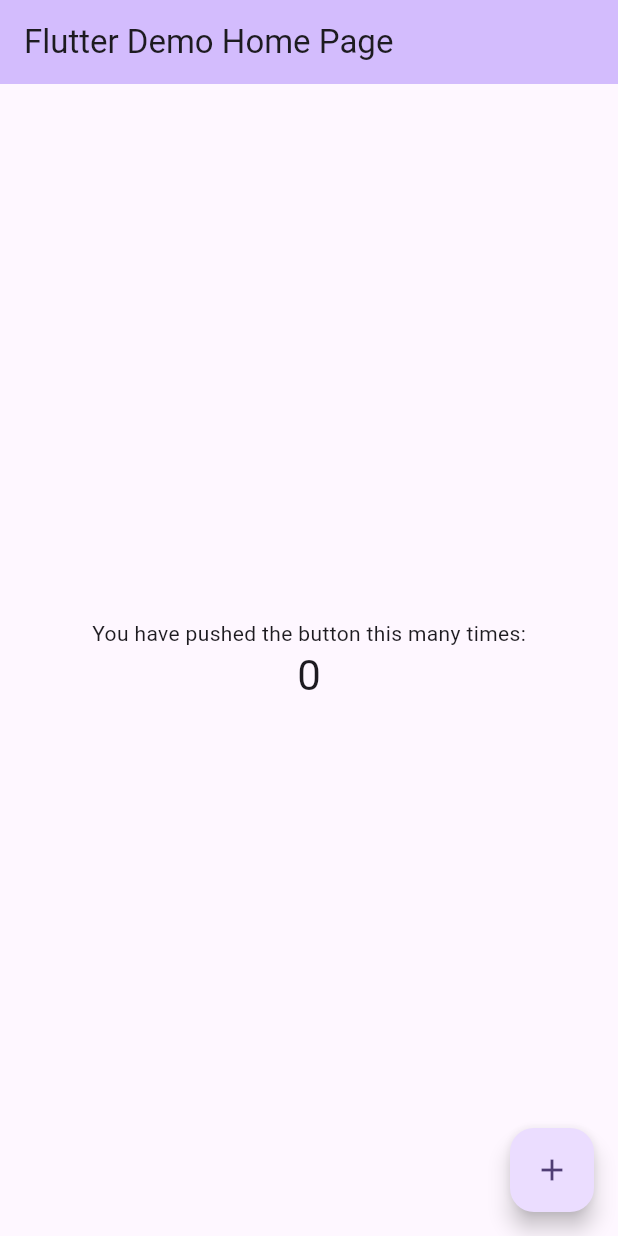
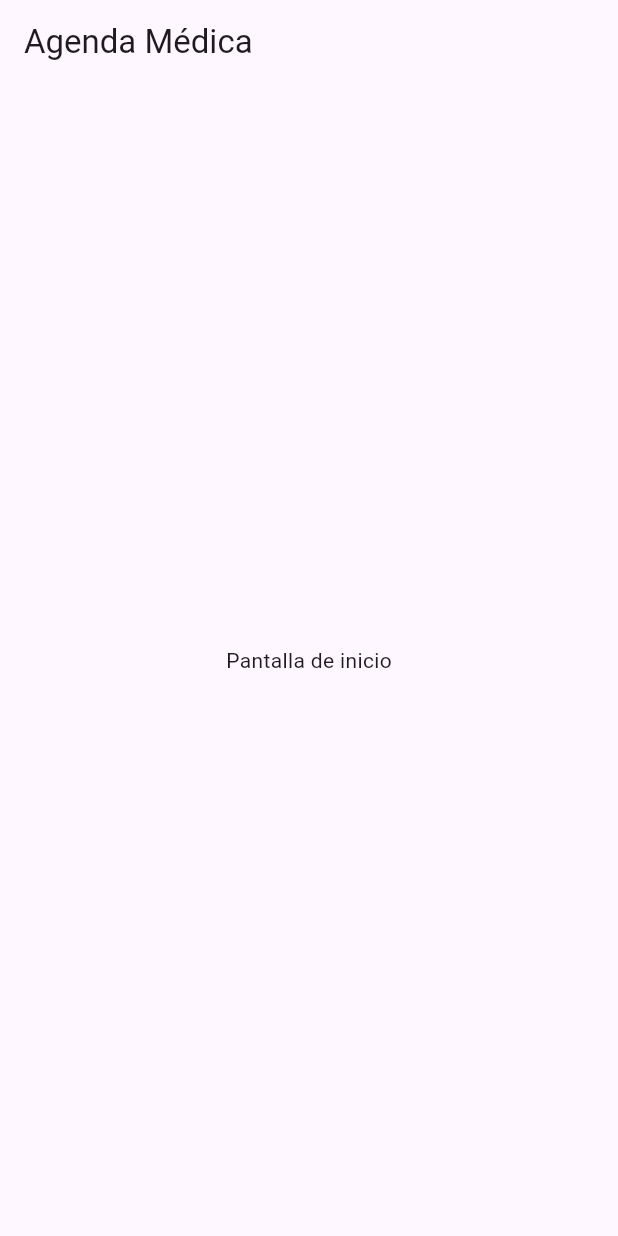
Before and after one commit to Taluok/agenda_medica_app, a Flutter app: the screen it shows after launch, on a phone screen of 412 x 824 dp. Run offline on Flutter 3.47's test engine with Material 3 defaults, Android fonts, the light colour scheme and no system bars.

Commit message:
Corrección de warnings y actualización de widgets con parámetros key

```diff
--- a/lib/main.dart
+++ b/lib/main.dart
@@ -1,4 +1,5 @@
 import 'package:flutter/material.dart';
+import 'screens/home_screen.dart';
 
 void main() {
   runApp(const MyApp());
@@ -7,116 +8,14 @@ void main() {
 class MyApp extends StatelessWidget {
   const MyApp({super.key});
 
-  // This widget is the root of your application.
   @override
   Widget build(BuildContext context) {
     return MaterialApp(
-      title: 'Flutter Demo',
+      title: 'Agenda Médica',
       theme: ThemeData(
-        // This is the theme of your application.
-        //
-        // TRY THIS: Try running your application with "flutter run". You'll see
-        // the application has a purple toolbar. Then, without quitting the app,
-        // try changing the seedColor in the colorScheme below to Colors.green
-        // and then invoke "hot reload" (save your changes or press the "hot
-        // reload" button in a Flutter-supported IDE, or press "r" if you used
-        // the command line to start the app).
-        //
-        // Notice that the counter didn't reset back to zero; the application
-        // state is not lost during the reload. To reset the state, use hot
-        // restart instead.
-        //
-        // This works for code too, not just values: Most code changes can be
-        // tested with just a hot reload.
-        colorScheme: ColorScheme.fromSeed(seedColor: Colors.deepPurple),
+        primarySwatch: Colors.blue,
       ),
-      home: const MyHomePage(title: 'Flutter Demo Home Page'),
+      home: const HomeScreen(),
     );
   }
 }
-
-class MyHomePage extends StatefulWidget {
-  const MyHomePage({super.key, required this.title});
-
-  // This widget is the home page of your application. It is stateful, meaning
-  // that it has a State object (defined below) that contains fields that affect
-  // how it looks.
-
-  // This class is the configuration for the state. It holds the values (in this
-  // case the title) provided by the parent (in this case the App widget) and
-  // used by the build method of the State. Fields in a Widget subclass are
-  // always marked "final".
-
-  final String title;
-
-  @override
-  State<MyHomePage> createState() => _MyHomePageState();
-}
-
-class _MyHomePageState extends State<MyHomePage> {
-  int _counter = 0;
-
-  void _incrementCounter() {
-    setState(() {
-      // This call to setState tells the Flutter framework that something has
-      // changed in this State, which causes it to rerun the build method below
-      // so that the display can reflect the updated values. If we changed
-      // _counter without calling setState(), then the build method would not be
-      // called again, and so nothing would appear to happen.
-      _counter++;
-    });
-  }
-
-  @override
-  Widget build(BuildContext context) {
-    // This method is rerun every time setState is called, for instance as done
-    // by the _incrementCounter method above.
-    //
-    // The Flutter framework has been optimized to make rerunning build methods
-    // fast, so that you can just rebuild anything that needs updating rather
-    // than having to individually change instances of widgets.
-    return Scaffold(
-      appBar: AppBar(
-        // TRY THIS: Try changing the color here to a specific color (to
-        // Colors.amber, perhaps?) and trigger a hot reload to see the AppBar
-        // change color while the other colors stay the same.
-        backgroundColor: Theme.of(context).colorScheme.inversePrimary,
-        // Here we take the value from the MyHomePage object that was created by
-        // the App.build method, and use it to set our appbar title.
-        title: Text(widget.title),
-      ),
-      body: Center(
-        // Center is a layout widget. It takes a single child and positions it
-        // in the middle of the parent.
-        child: Column(
-          // Column is also a layout widget. It takes a list of children and
-          // arranges them vertically. By default, it sizes itself to fit its
-          // children horizontally, and tries to be as tall as its parent.
-          //
-          // Column has various properties to control how it sizes itself and
-          // how it positions its children. Here we use mainAxisAlignment to
-          // center the children vertically; the main axis here is the vertical
-          // axis because Columns are vertical (the cross axis would be
-          // horizontal).
-          //
-          // TRY THIS: Invoke "debug painting" (choose the "Toggle Debug Paint"
-          // action in the IDE, or press "p" in the console), to see the
-          // wireframe for each widget.
-          mainAxisAlignment: MainAxisAlignment.center,
-          children: <Widget>[
-            const Text('You have pushed the button this many times:'),
-            Text(
-              '$_counter',
-              style: Theme.of(context).textTheme.headlineMedium,
-            ),
-          ],
-        ),
-      ),
-      floatingActionButton: FloatingActionButton(
-        onPressed: _incrementCounter,
-        tooltip: 'Increment',
-        child: const Icon(Icons.add),
-      ), // This trailing comma makes auto-formatting nicer for build methods.
-    );
-  }
-}
--- /dev/null
+++ b/lib/screens/home_screen.dart
@@ -0,0 +1,17 @@
+import 'package:flutter/material.dart';
+
+class HomeScreen extends StatelessWidget {
+  const HomeScreen({super.key});
+
+  @override
+  Widget build(BuildContext context) {
+    return Scaffold(
+      appBar: AppBar(
+        title: const Text('Agenda Médica'),
+      ),
+      body: const Center(
+        child: Text('Pantalla de inicio'),
+      ),
+    );
+  }
+}
--- a/pubspec.yaml
+++ b/pubspec.yaml
@@ -30,6 +30,7 @@ environment:
 dependencies:
   flutter:
     sdk: flutter
+  intl: ^0.19.0
 
   # The following adds the Cupertino Icons font to your application.
   # Use with the CupertinoIcons class for iOS style icons.
```
Also changed, not shown: lib/models/turno.dart (added, +13 -0 lines), lib/screens/turnos_screen.dart (added, +17 -0 lines), lib/widgets/turno_card.dart (added, +24 -0 lines), lib/screens/nuevo_turno_screen.dart (added), pubspec.lock.
